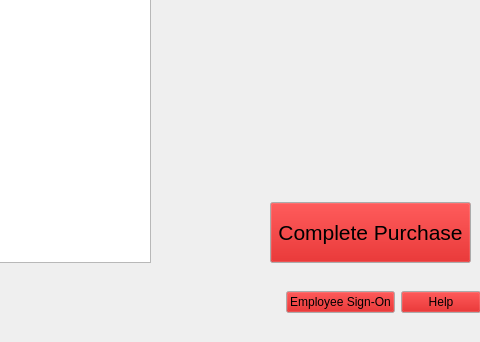
Old version of the form src/mainwindow.ui in the repository m-riley04/SelfCheckoutInterface; both pictures show x 320 to 800 and y 258 to 600 of the 800 by 600 pixel window.
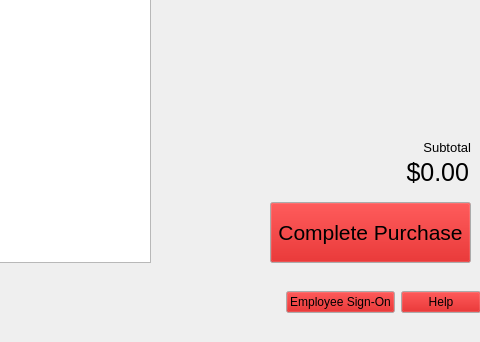
New version of the form. The open tabs and pages were chosen to show the change.

Commit message: create some mainwindow slots

```diff
--- a/src/mainwindow.ui
+++ b/src/mainwindow.ui
@@ -318,6 +318,54 @@
        </item>
       </layout>
      </widget>
+     <widget class="QLabel" name="label_subtotal">
+      <property name="geometry">
+       <rect>
+        <x>588</x>
+        <y>345</y>
+        <width>201</width>
+        <height>31</height>
+       </rect>
+      </property>
+      <property name="font">
+       <font>
+        <pointsize>19</pointsize>
+       </font>
+      </property>
+      <property name="midLineWidth">
+       <number>4</number>
+      </property>
+      <property name="text">
+       <string>$0.00</string>
+      </property>
+      <property name="alignment">
+       <set>Qt::AlignRight|Qt::AlignTrailing|Qt::AlignVCenter</set>
+      </property>
+     </widget>
+     <widget class="QLabel" name="label_subtotal_2">
+      <property name="geometry">
+       <rect>
+        <x>590</x>
+        <y>320</y>
+        <width>201</width>
+        <height>31</height>
+       </rect>
+      </property>
+      <property name="font">
+       <font>
+        <pointsize>10</pointsize>
+       </font>
+      </property>
+      <property name="midLineWidth">
+       <number>4</number>
+      </property>
+      <property name="text">
+       <string>Subtotal</string>
+      </property>
+      <property name="alignment">
+       <set>Qt::AlignRight|Qt::AlignTrailing|Qt::AlignVCenter</set>
+      </property>
+     </widget>
     </widget>
     <widget class="QWidget" name="page_payment"/>
     <widget class="QWidget" name="page_welcome">
```
Left out of the diff: 2 changed lines with no effect on the pictures. The commit also changes 1 other file.
